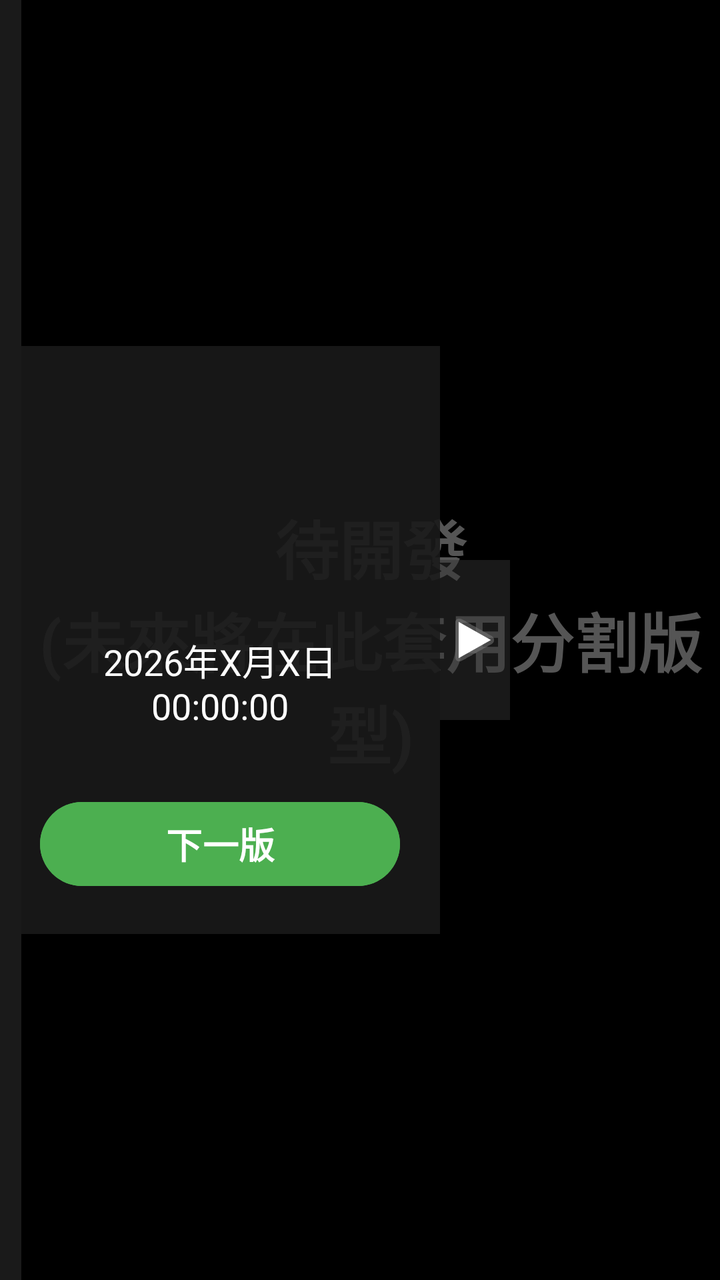
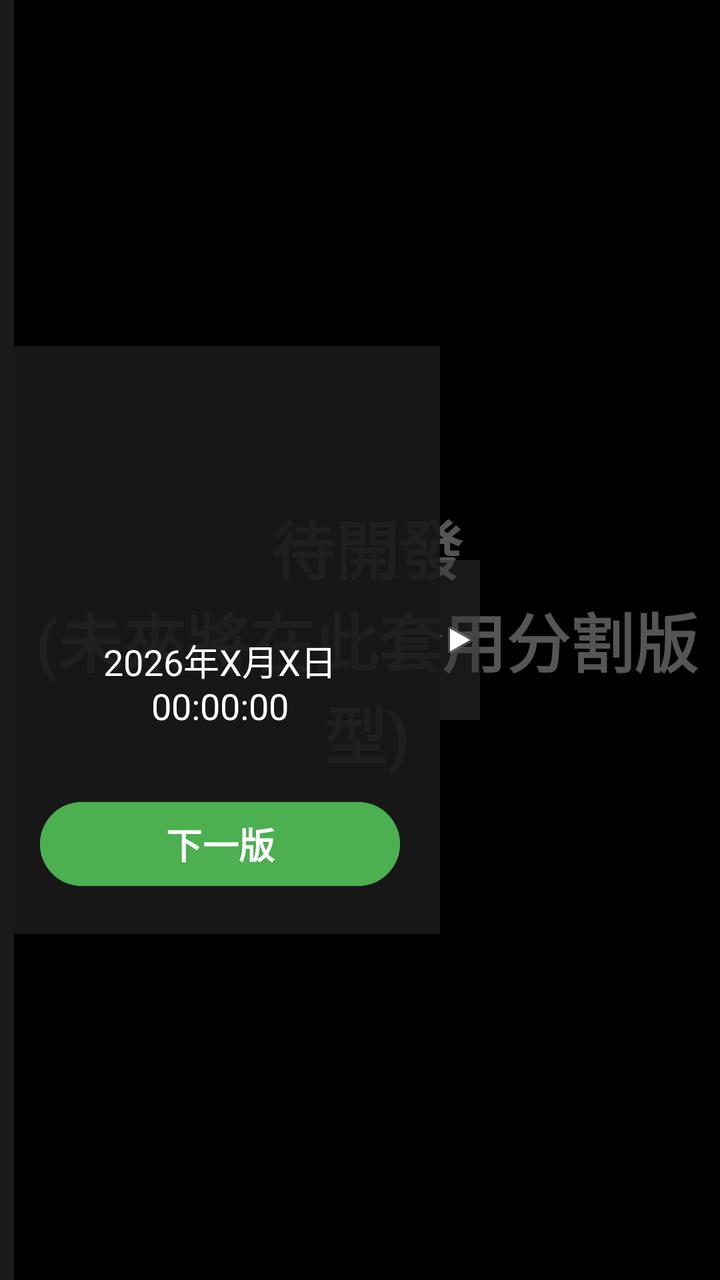

Screens rendered from an Android XML layout before and after an edit, with the pre-edit source and the edit as a unified diff.
<!-- AndroidManifest.xml: application theme Theme.A3 -->
<!-- res/layout/player_split_main.xml -->
<?xml version="1.0" encoding="utf-8"?>
<FrameLayout xmlns:android="http://schemas.android.com/apk/res/android"
    android:layout_width="match_parent"
    android:layout_height="match_parent"
    android:background="#000000">

    <LinearLayout
        android:layout_width="match_parent"
        android:layout_height="match_parent"
        android:orientation="horizontal"
        android:weightSum="10">

        <FrameLayout
            android:layout_width="0dp"
            android:layout_height="match_parent"
            android:layout_weight="0.3"
            android:background="#1A1A1A" /> <FrameLayout
        android:id="@+id/main_content_container_player_split"
        android:layout_width="0dp"
        android:layout_height="match_parent"
        android:layout_weight="9.7">

        <TextView
            android:layout_width="wrap_content"
            android:layout_height="wrap_content"
            android:layout_gravity="center"
            android:text="待開發\n(未來將在此套用分割版型)"
            android:textColor="#555555"
            android:textSize="32sp"
            android:textStyle="bold"
            android:gravity="center" />
    </FrameLayout>
    </LinearLayout>

    <LinearLayout
        android:id="@+id/sliding_menu_root"
        android:layout_width="wrap_content"
        android:layout_height="match_parent"
        android:layout_gravity="start"
        android:orientation="horizontal">

        <LinearLayout
            android:id="@+id/menu_content_layout"
            android:layout_width="220dp"
            android:layout_height="wrap_content"
            android:layout_gravity="center_vertical"
            android:orientation="vertical"
            android:background="#E61A1A1A"
            android:padding="20dp"
            android:gravity="center_horizontal">

            <ImageView
                android:id="@+id/logo_split"
                android:layout_width="100dp"
                android:layout_height="100dp"
                android:src="@mipmap/ic_launcher"
                android:layout_marginBottom="24dp" />

            <TextView
                android:id="@+id/current_time_text_view_player_split"
                android:layout_width="wrap_content"
                android:layout_height="wrap_content"
                android:text="2026年X月X日\n00:00:00"
                android:textColor="#FFFFFF"
                android:textSize="18sp"
                android:gravity="center"
                android:layout_marginBottom="32dp" />

            <Button
                android:id="@+id/button_next_version_player_split"
                android:layout_width="match_parent"
                android:layout_height="50dp"
                android:text="下一版"
                android:textSize="18sp"
                android:textStyle="bold"
                android:textColor="#FFFFFF"
                android:backgroundTint="#4CAF50" />

        </LinearLayout>

        <FrameLayout
            android:id="@+id/menu_toggle_button"
            android:layout_width="35dp"
            android:layout_height="80dp"
            android:layout_gravity="center_vertical"
            android:background="#80333333">

            <ImageView
                android:id="@+id/menu_toggle_icon"
                android:layout_width="wrap_content"
                android:layout_height="wrap_content"
                android:layout_gravity="center"
                android:src="@android:drawable/ic_media_play" />
        </FrameLayout>

    </LinearLayout>
</FrameLayout>
<!-- resources referenced by this layout -->
<resources>
  <!-- mipmap ic_launcher (mipmap-anydpi-v26) -->
  <?xml version="1.0" encoding="utf-8"?>
  <adaptive-icon xmlns:android="http://schemas.android.com/apk/res/android">
      <background android:drawable="@color/ic_launcher_background"/>
      <foreground android:drawable="@mipmap/ic_launcher_foreground"/>
  </adaptive-icon>
  <style name="Theme.A3" parent="Base.Theme.A3" />
  <color name="ic_launcher_background">#FFFFFF</color>
  <style name="Base.Theme.A3" parent="Theme.Material3.DayNight.NoActionBar">
          
          
      </style>
</resources>

<!-- the commit's change to res/layout/player_split_main.xml (unified diff, before → after) -->
@@ -13,12 +13,12 @@
         <FrameLayout
             android:layout_width="0dp"
             android:layout_height="match_parent"
-            android:layout_weight="0.3"
+            android:layout_weight="0.2"
             android:background="#1A1A1A" /> <FrameLayout
         android:id="@+id/main_content_container_player_split"
         android:layout_width="0dp"
         android:layout_height="match_parent"
-        android:layout_weight="9.7">
+        android:layout_weight="9.8">
 
         <TextView
             android:layout_width="wrap_content"
@@ -75,12 +75,11 @@
                 android:textStyle="bold"
                 android:textColor="#FFFFFF"
                 android:backgroundTint="#4CAF50" />
-
         </LinearLayout>
 
         <FrameLayout
             android:id="@+id/menu_toggle_button"
-            android:layout_width="35dp"
+            android:layout_width="20dp"
             android:layout_height="80dp"
             android:layout_gravity="center_vertical"
             android:background="#80333333">
